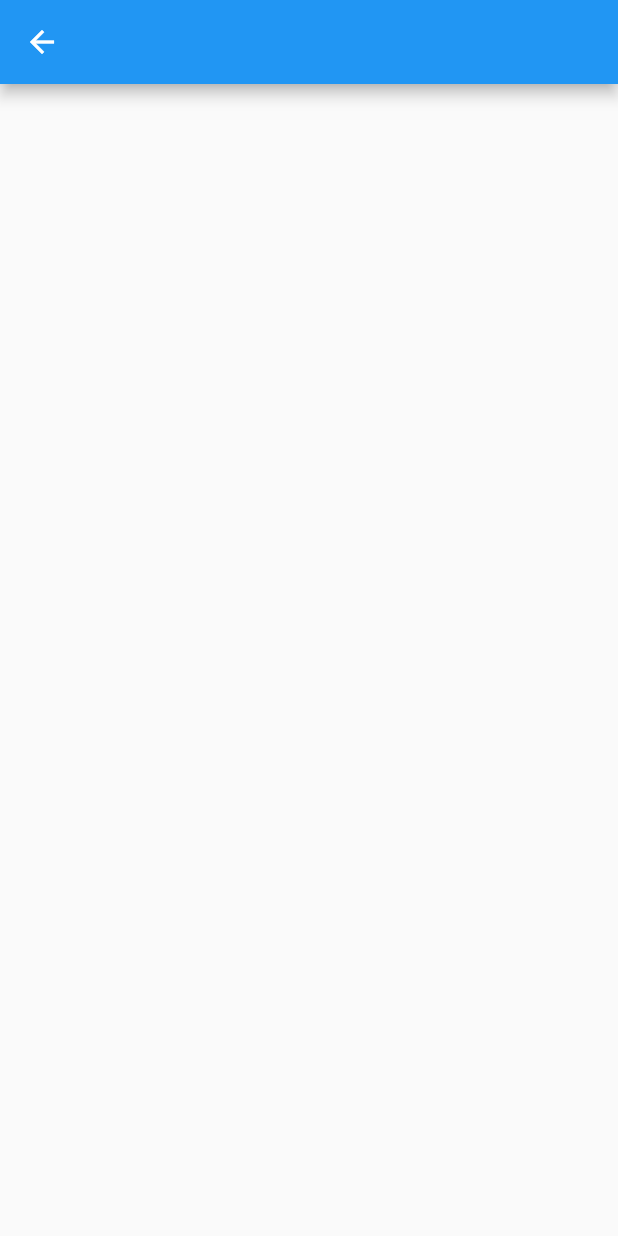
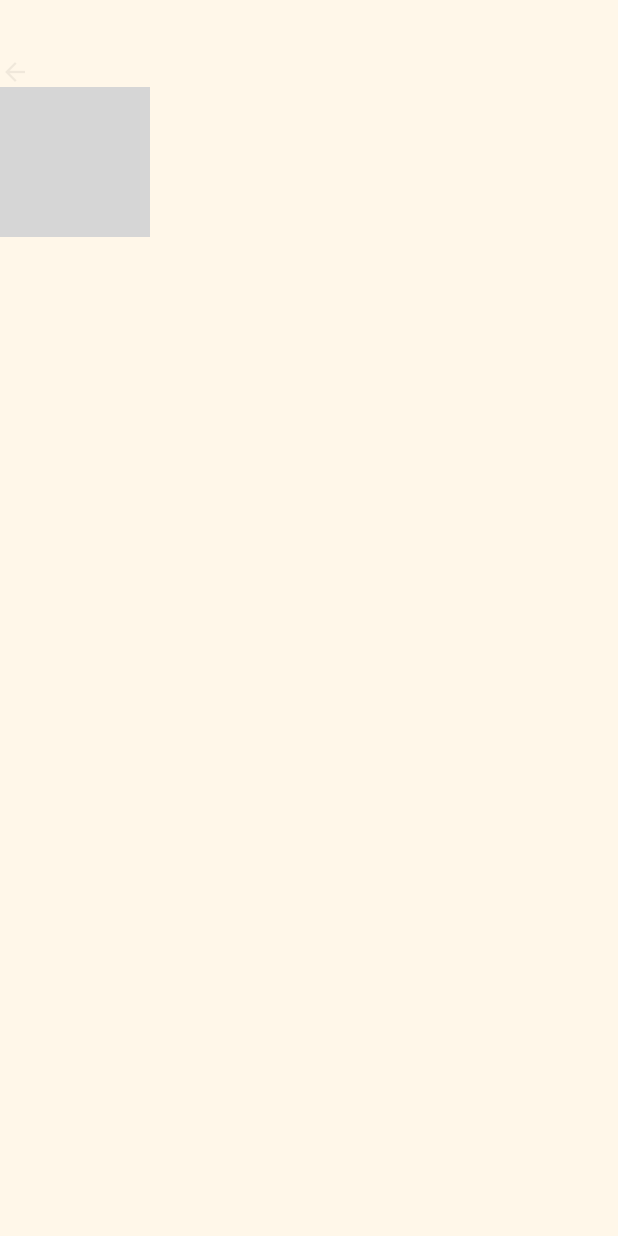
Before and after one commit to marivelmunozm/redSocial, a Flutter app: the PaginaBotton screen opened directly, on a phone screen of 412 x 824 dp. Run offline on Flutter 3.47's test engine with Material 2 defaults, Android fonts, the phone set to English and light mode, and no system bars; grey boxes are pictures that could not be loaded.

Commit message:
creacion de imagenes

```diff
--- a/lib/pantallas/pagina_botton.dart
+++ b/lib/pantallas/pagina_botton.dart
@@ -5,7 +5,30 @@ class PaginaBotton extends StatelessWidget {
   @override
   Widget build(BuildContext context) {
     return Scaffold(
-      appBar: AppBar(),
+      backgroundColor: Color(0xFFFFF7E9),
+      body: Column(
+        children: [
+          Padding(padding: EdgeInsets.only(top: 38.25)),
+          Row(
+            children: [
+              Icon(
+                Icons.arrow_back,
+                color: Color(0xF000000),
+                size: 20,
+              ),
+            ],
+          ),
+          Row(
+            children: [
+              SizedBox(
+                width: 100,
+                height: 100,
+                child: Image.asset('assets/hombre.png A'),
+              ),
+            ],
+          )
+        ],
+      ),
     );
   }
 }
```
Also changed, not shown: assets/Vector.png (deleted), assets/hombre.png (added).
